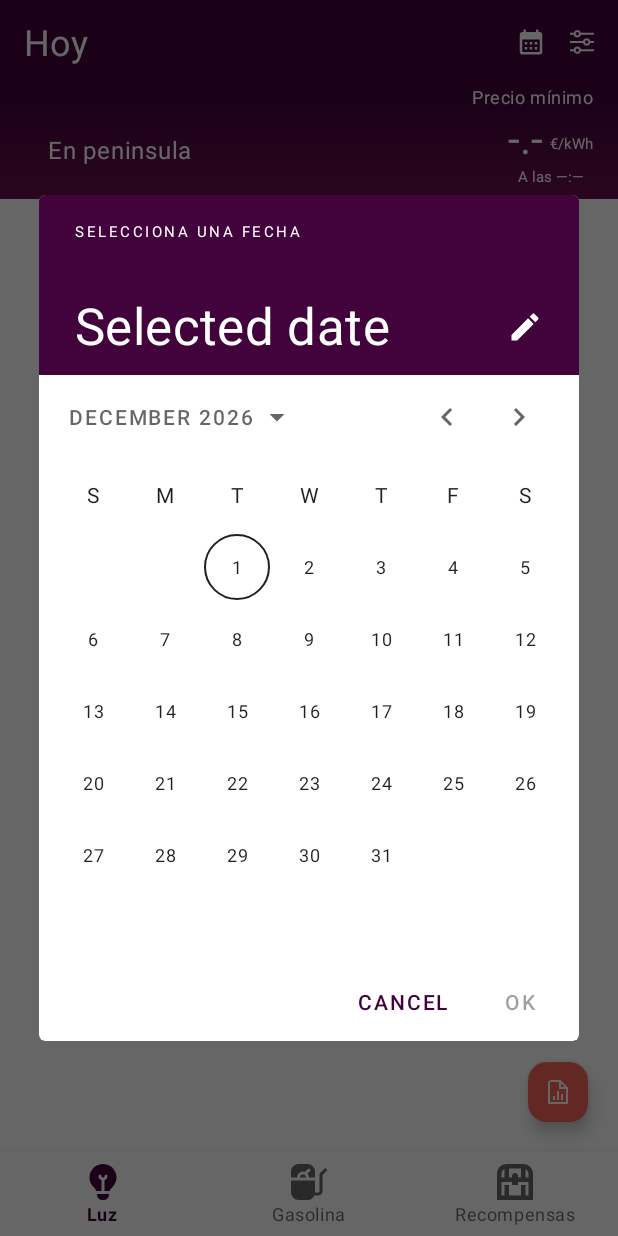
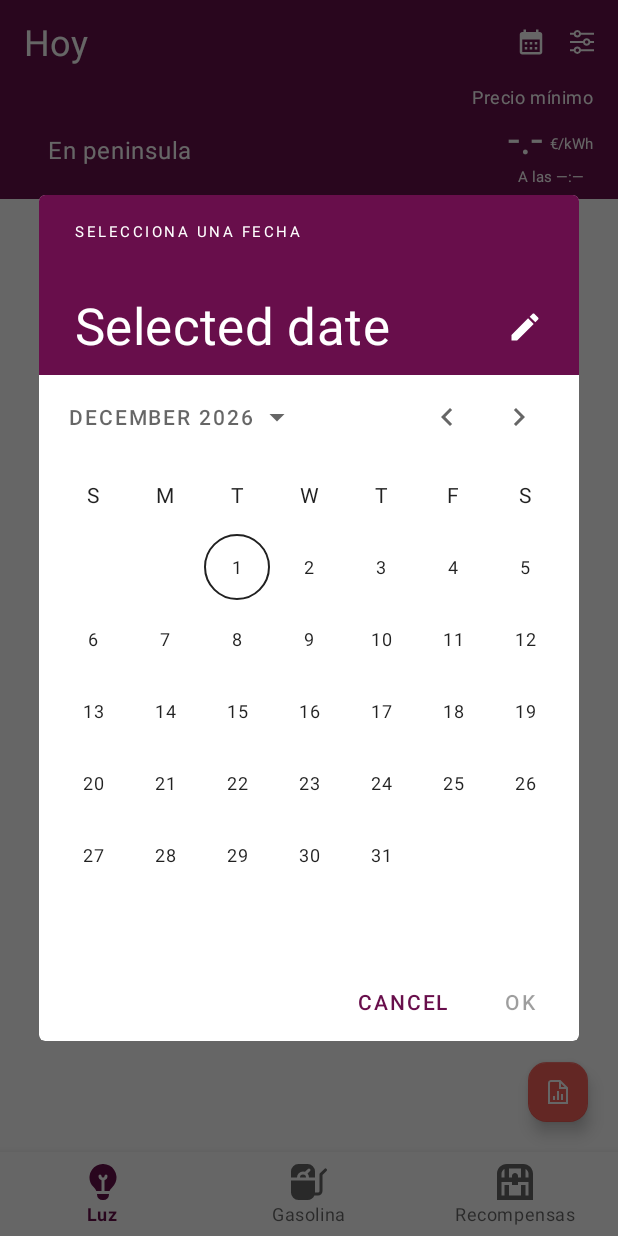
Before and after one commit to pa7ri/luzi, an Android app: the screen it shows after launch (HomeActivity), after a tap on "Hoy", on a phone screen of 412 x 824 dp. Run offline under Robolectric (Android 15) with nearby library versions, the light colour scheme and no system bars; our stand-ins replace Dagger/Hilt's generated code, RxJava, navigation-ui; libraries missing offline, so code that uses them is left out: com.github.mikephil.charting; plain views replace BarChart; network calls fail; 6 statements that could not run were skipped.

Commit message:
fix colors

```diff
--- a/app/src/main/java/com/master/iot/luzi/Const.kt
+++ b/app/src/main/java/com/master/iot/luzi/Const.kt
@@ -19,6 +19,9 @@ const val PREFERENCES_PETROL_MUNICIPALITY_DEFAULT = "Madrid"
 const val PREFERENCES_PETROL_ID_MUNICIPALITY_DEFAULT = "4354"
 const val PREFERENCES_PETROL_PRODUCT_TYPE = "petrol_product_type"
 const val PREFERENCES_PETROL_ID_PRODUCT_TYPE_DEFAULT = "1"
+const val PREFERENCES_LOCATION_DEFAULT_ZOOM = 12.0
+const val PREFERENCES_LOCATION_DEFAULT_BEARING = 10.0
+const val PREFERENCES_LOCATION_DEFAULT_ANIMATION = 6000L
 
 const val PETROL_BIODIESEL = "Biodiesel"
 const val PETROL_BIOETHANOL = "Bioethanol"
--- a/app/src/main/java/com/master/iot/luzi/domain/utils/DateFormatterUtils.kt
+++ b/app/src/main/java/com/master/iot/luzi/domain/utils/DateFormatterUtils.kt
@@ -1,8 +1,6 @@
 package com.master.iot.luzi.domain.utils
 
-import java.lang.String.format
 import java.text.SimpleDateFormat
-import java.time.format.DateTimeFormatter
 import java.util.*
 
 class DateFormatterUtils {
--- a/app/src/main/res/drawable/bg_header_gradient.xml
+++ /dev/null
@@ -1,9 +0,0 @@
-<?xml version="1.0" encoding="utf-8"?>
-<shape xmlns:android="http://schemas.android.com/apk/res/android">
-    <gradient
-        android:angle="90"
-        android:centerColor="?attr/colorPrimary"
-        android:endColor="?attr/colorPrimary"
-        android:startColor="?attr/colorPrimaryVariant"
-        android:type="linear" />
-</shape>
--- a/app/src/main/res/drawable/bg_round.xml
+++ b/app/src/main/res/drawable/bg_round.xml
@@ -1,6 +1,6 @@
 <?xml version="1.0" encoding="UTF-8"?>
 <shape xmlns:android="http://schemas.android.com/apk/res/android">
-    <solid android:color="@color/orange_100" />
+    <solid android:color="?attr/colorTertiary" />
     <corners android:radius="8dp" />
     <padding
         android:bottom="0dp"
--- a/app/src/main/res/layout/fragment_electricity.xml
+++ b/app/src/main/res/layout/fragment_electricity.xml
@@ -10,7 +10,7 @@
         android:id="@+id/frameLayout"
         android:layout_width="match_parent"
         android:layout_height="0dp"
-        android:background="@drawable/bg_header_gradient"
+        android:background="?attr/colorPrimary"
         app:layout_constraintBottom_toTopOf="@+id/view"
         app:layout_constraintEnd_toEndOf="parent"
         app:layout_constraintStart_toStartOf="parent"
--- a/app/src/main/res/layout/fragment_petrol.xml
+++ b/app/src/main/res/layout/fragment_petrol.xml
@@ -26,7 +26,6 @@
         layout="@layout/layout_error"
         android:layout_width="match_parent"
         android:layout_height="match_parent"
-        android:visibility="gone"
         app:layout_constraintBottom_toBottomOf="parent"/>
 
     <com.google.android.material.floatingactionbutton.FloatingActionButton
--- a/app/src/main/res/layout/fragment_rewards.xml
+++ b/app/src/main/res/layout/fragment_rewards.xml
@@ -52,11 +52,11 @@
         android:layout_marginTop="@dimen/margin_regular"
         android:max="100"
         android:progress="65"
-        app:indicatorColor="@color/orange_600"
+        app:indicatorColor="?attr/colorSecondary"
         app:layout_constraintEnd_toEndOf="parent"
         app:layout_constraintStart_toStartOf="parent"
         app:layout_constraintTop_toBottomOf="@+id/tvProgressRewards"
-        app:trackColor="@color/orange_100" />
+        app:trackColor="?attr/colorTertiary" />
 
     <com.google.android.material.floatingactionbutton.FloatingActionButton
         android:id="@+id/fabAdd"
--- a/app/src/main/res/values-night/themes.xml
+++ b/app/src/main/res/values-night/themes.xml
@@ -1,16 +1,16 @@
 <resources xmlns:tools="http://schemas.android.com/tools">
     <!-- Base application theme. -->
     <style name="Theme.Luzi" parent="Theme.MaterialComponents.DayNight.DarkActionBar">
-<!--        &lt;!&ndash; Primary brand color. &ndash;&gt;-->
-<!--        <item name="colorPrimary">@color/purple_200</item>-->
-<!--        <item name="colorPrimaryVariant">@color/purple_700</item>-->
-<!--        <item name="colorOnPrimary">@color/black</item>-->
-<!--        &lt;!&ndash; Secondary brand color. &ndash;&gt;-->
-<!--        <item name="colorSecondary">@color/teal_200</item>-->
-<!--        <item name="colorSecondaryVariant">@color/teal_200</item>-->
-<!--        <item name="colorOnSecondary">@color/black</item>-->
-<!--        &lt;!&ndash; Status bar color. &ndash;&gt;-->
-<!--        <item name="android:statusBarColor" tools:targetApi="l">?attr/colorPrimaryVariant</item>-->
-<!--        &lt;!&ndash; Customize your theme here. &ndash;&gt;-->
+        <!-- Primary brand color. -->
+        <item name="colorPrimary">@color/purple_900</item>
+        <item name="colorPrimaryVariant">@color/purple_500</item>
+        <item name="colorOnPrimary">@color/white</item>
+        <!-- Secondary brand color. -->
+        <item name="colorSecondary">@color/orange_600</item>
+        <item name="colorSecondaryVariant">@color/orange_400</item>
+        <item name="colorOnSecondary">@color/black</item>
+        <!-- Tertiary brand color. -->
+        <item name="colorTertiary">@color/orange_100_40</item>
+        <item name="colorOnTertiary">@color/orange_400</item>
     </style>
 </resources>
--- a/app/src/main/res/values-v27/themes.xml
+++ b/app/src/main/res/values-v27/themes.xml
@@ -2,13 +2,18 @@
 <resources>
     <style name="Theme.Luzi" parent="Theme.MaterialComponents.DayNight.DarkActionBar">
         <!-- Primary brand color. -->
-        <item name="colorPrimary">@color/purple_900</item>
-        <item name="colorPrimaryVariant">@color/purple_700</item>
+        <item name="colorPrimary">@color/purple_700</item>
+        <item name="colorPrimaryVariant">@color/purple_500</item>
         <item name="colorOnPrimary">@color/white</item>
         <!-- Secondary brand color. -->
         <item name="colorSecondary">@color/orange_600</item>
         <item name="colorSecondaryVariant">@color/orange_400</item>
         <item name="colorOnSecondary">@color/black</item>
+        <!-- Tertiary brand color. -->
+        <item name="colorTertiary">@color/orange_100_40</item>
+        <item name="colorOnTertiary">@color/orange_400</item>
+        <!-- Status bar color. -->
+        <item name="android:statusBarColor">?attr/colorPrimary</item>
 
         <item name="android:navigationBarColor">?attr/colorOnPrimary</item>
         <item name="android:windowLightNavigationBar">true</item>
--- a/app/src/main/res/values/colors.xml
+++ b/app/src/main/res/values/colors.xml
@@ -13,6 +13,7 @@
     <color name="yellow_600">#FFc99d34</color>
 
     <color name="orange_100">#FFFFECEB</color>
+    <color name="orange_100_40">#66FFECEB</color>
     <color name="orange_200">#FFfed8d6</color>
     <color name="orange_300">#FFFCB0AD</color>
     <color name="orange_400">#FFFA8984</color>
--- a/app/src/main/res/values/styles.xml
+++ b/app/src/main/res/values/styles.xml
@@ -15,7 +15,7 @@
         <item name="android:textSize">12sp</item>
         <item name="android:letterSpacing">0.001</item>
         <item name="android:background">@drawable/bg_round</item>
-        <item name="android:textColor">@color/orange_400</item>
+        <item name="android:textColor">?attr/colorOnTertiary</item>
         <item name="android:paddingStart">@dimen/margin_small</item>
         <item name="android:paddingEnd">@dimen/margin_small</item>
         <item name="android:paddingTop">@dimen/margin_tiny</item>
--- a/app/src/main/res/values/themes.xml
+++ b/app/src/main/res/values/themes.xml
@@ -1,17 +1,19 @@
-<resources xmlns:tools="http://schemas.android.com/tools">
-    <!-- Base application theme. -->
+<resources>
     <style name="Theme.Luzi" parent="Theme.MaterialComponents.DayNight.DarkActionBar">
         <!-- Primary brand color. -->
-        <item name="colorPrimary">@color/purple_900</item>
-        <item name="colorPrimaryVariant">@color/purple_700</item>
+        <item name="colorPrimary">@color/purple_700</item>
+        <item name="colorPrimaryVariant">@color/purple_500</item>
         <item name="colorOnPrimary">@color/white</item>
         <!-- Secondary brand color. -->
         <item name="colorSecondary">@color/orange_600</item>
         <item name="colorSecondaryVariant">@color/orange_400</item>
         <item name="colorOnSecondary">@color/black</item>
+        <!-- Tertiary brand color. -->
+        <item name="colorTertiary">@color/orange_100_40</item>
+        <item name="colorOnTertiary">@color/orange_400</item>
+
         <!-- Status bar color. -->
-        <item name="android:statusBarColor" tools:targetApi="l">?attr/colorPrimary</item>
-        <!-- Customize your theme here. -->
+        <item name="android:statusBarColor">?attr/colorPrimary</item>
     </style>
 
     <style name="Theme.Luzi.AppWidgetContainerParent" parent="@android:style/Theme.DeviceDefault">
```
Also changed, not shown: app/build.gradle (+4 -4 lines), app/src/main/java/com/master/iot/luzi/ui/petrol/PetrolFragment.kt (+5 -6 lines), 1 other file.
